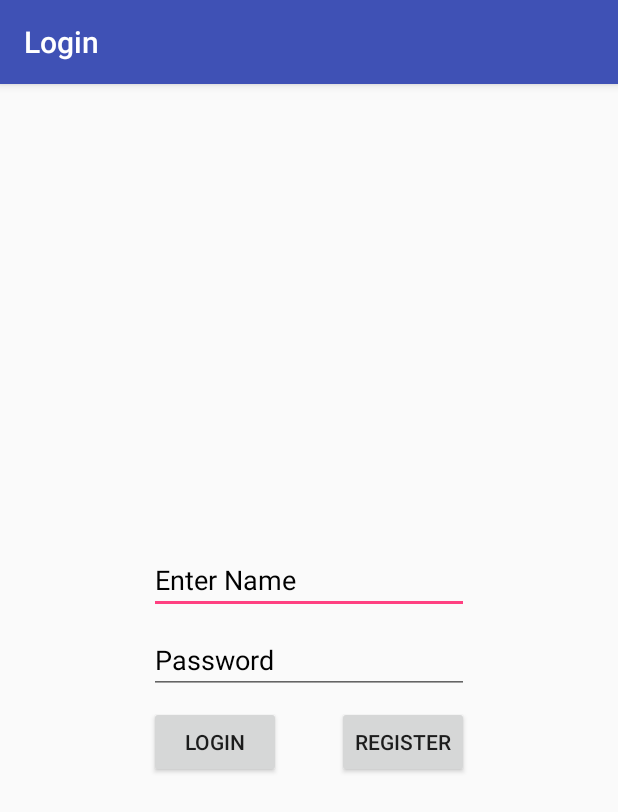
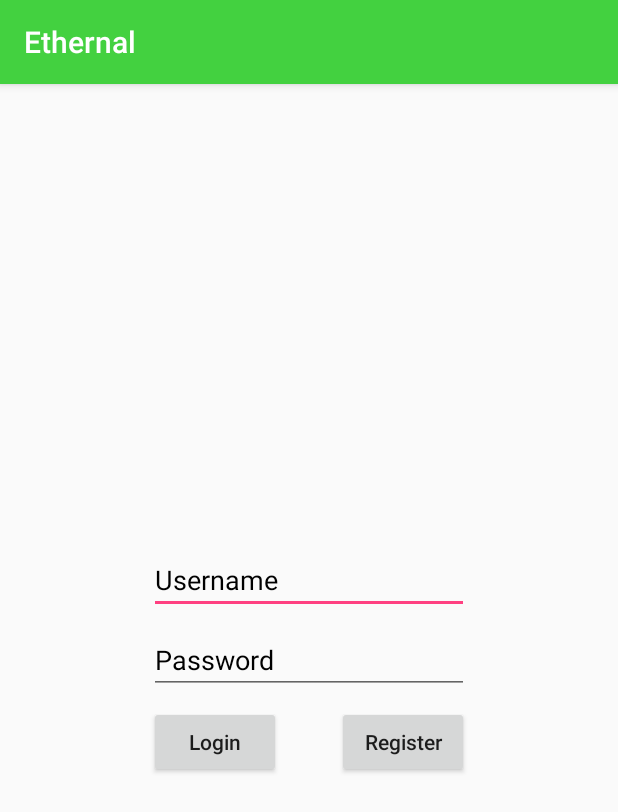
Before and after one commit to 11Derek11/CEN4020-SE, an Android app: the screen it shows after launch (LoginActivity), on a phone screen of 412 x 824 dp. Shown: the top 812 px of the screen. Run offline under Robolectric (Android 15) with nearby library versions, the phone set to English and light mode, and no system bars; our stand-ins replace Volley.

Commit message:
it's green now

```diff
--- a/app/src/main/AndroidManifest.xml
+++ b/app/src/main/AndroidManifest.xml
@@ -19,9 +19,7 @@
             android:parentActivityName=".MainActivity">
         </activity>
 
-        <activity android:name=".LoginActivity"
-            android:label="Login"
-            >
+        <activity android:name=".LoginActivity">
             <intent-filter>
                 <action android:name="android.intent.action.MAIN" />
                 <category android:name="android.intent.category.LAUNCHER" />
--- a/app/src/main/java/com/example/redent0r/ethernal/LoginActivity.java
+++ b/app/src/main/java/com/example/redent0r/ethernal/LoginActivity.java
@@ -7,6 +7,7 @@ package com.example.redent0r.ethernal;
 
 import android.support.v7.app.AppCompatActivity;
 import android.os.Bundle;
+import android.util.Log;
 import android.view.View;
 import android.content.Intent;
 
@@ -30,12 +31,16 @@ public class LoginActivity extends AppCompatActivity {
     Button btnLogin, btnRegister;
     EditText etUserName, etPassword;
 
+    private static final String TAG = LoginActivity.class.getSimpleName();
+
     @Override
     protected void onCreate(Bundle savedInstanceState) {
         super.onCreate(savedInstanceState);
         setContentView(R.layout.activity_login);
 
         CookieHandler.setDefault(new CookieManager());
+
+        Log.d(TAG, "onCreate: "+ CookieHandler.getDefault());
 
         btnLogin = (Button)findViewById(R.id.btnLogin);
         etUserName = (EditText)findViewById(R.id.etUserName);
--- a/app/src/main/java/com/example/redent0r/ethernal/LotteryAdapter.java
+++ b/app/src/main/java/com/example/redent0r/ethernal/LotteryAdapter.java
@@ -60,7 +60,8 @@ public class LotteryAdapter extends ArrayAdapter<Lottery> {
 
         tvMaxParticipants.setText(lottery.getMaxParticipants() + "");
 
-        tvCompleted.setText(lottery.getCompleted() + "");
+        if(lottery.getCompleted()) tvCompleted.setText("Completed");
+        else tvCompleted.setText("Not completed");
 
         return view;
     }
--- a/app/src/main/res/layout/activity_login.xml
+++ b/app/src/main/res/layout/activity_login.xml
@@ -17,7 +17,7 @@
         android:layout_alignParentStart="true"
         android:layout_marginBottom="8dp"
         android:focusable="true"
-        android:hint="Enter Name"
+        android:hint="Username"
         android:textColorHighlight="#ff7eff15"
         android:textColorHint="@android:color/background_dark"
         app:layout_constraintBottom_toTopOf="@+id/etPassword"
@@ -52,20 +52,18 @@
         android:layout_height="wrap_content"
         android:layout_alignParentBottom="true"
         android:layout_marginTop="8dp"
-        android:layout_toLeftOf="@+id/textview"
-        android:layout_toStartOf="@+id/textview"
+        android:textAllCaps="false"
         android:text="Login"
         app:layout_constraintStart_toStartOf="@+id/etPassword"
         app:layout_constraintTop_toBottomOf="@+id/etPassword" />
 
     <Button
         android:id="@+id/btnRegister"
+        android:textAllCaps="false"
         android:layout_width="wrap_content"
         android:layout_height="wrap_content"
         android:layout_alignParentBottom="true"
         android:layout_marginTop="8dp"
-        android:layout_toEndOf="@+id/textview"
-        android:layout_toRightOf="@+id/textview"
         android:text="Register"
         app:layout_constraintEnd_toEndOf="@+id/etPassword"
         app:layout_constraintTop_toBottomOf="@+id/etPassword" />
--- a/app/src/main/res/layout/fragment_lottery.xml
+++ b/app/src/main/res/layout/fragment_lottery.xml
@@ -11,10 +11,6 @@
         android:id="@+id/lvHistory"
         android:layout_width="0dp"
         android:layout_height="0dp"
-        android:layout_marginBottom="8dp"
-        android:layout_marginEnd="8dp"
-        android:layout_marginStart="8dp"
-        android:layout_marginTop="8dp"
         app:layout_constraintBottom_toBottomOf="parent"
         app:layout_constraintEnd_toEndOf="parent"
         app:layout_constraintStart_toStartOf="parent"
--- a/app/src/main/res/values/colors.xml
+++ b/app/src/main/res/values/colors.xml
@@ -1,7 +1,8 @@
 <?xml version="1.0" encoding="utf-8"?>
 <resources>
-    <color name="colorPrimary">#3F51B5</color>
-    <color name="colorPrimaryDark">#303F9F</color>
+    <color name="colorPrimary">#43d140</color>
+    <color name="colorPrimaryDark">#1d591c</color>
     <color name="colorAccent">#FF4081</color>
     <color name="white">#FFFFFF</color>
+    <color name="bgItemLottery">#c2e6e8</color>
 </resources>
```
Also changed, not shown: app/src/main/java/com/example/redent0r/ethernal/NewLottery.java (+10 -7 lines), app/src/main/res/layout/item_lottery.xml (+10 -5 lines).
